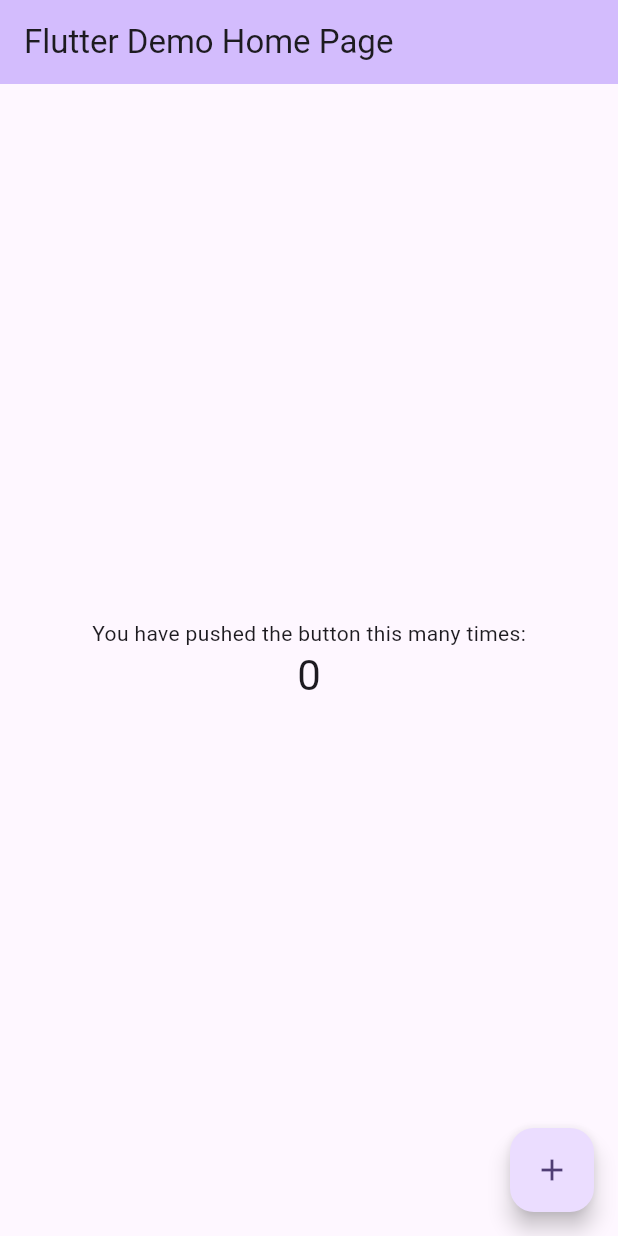
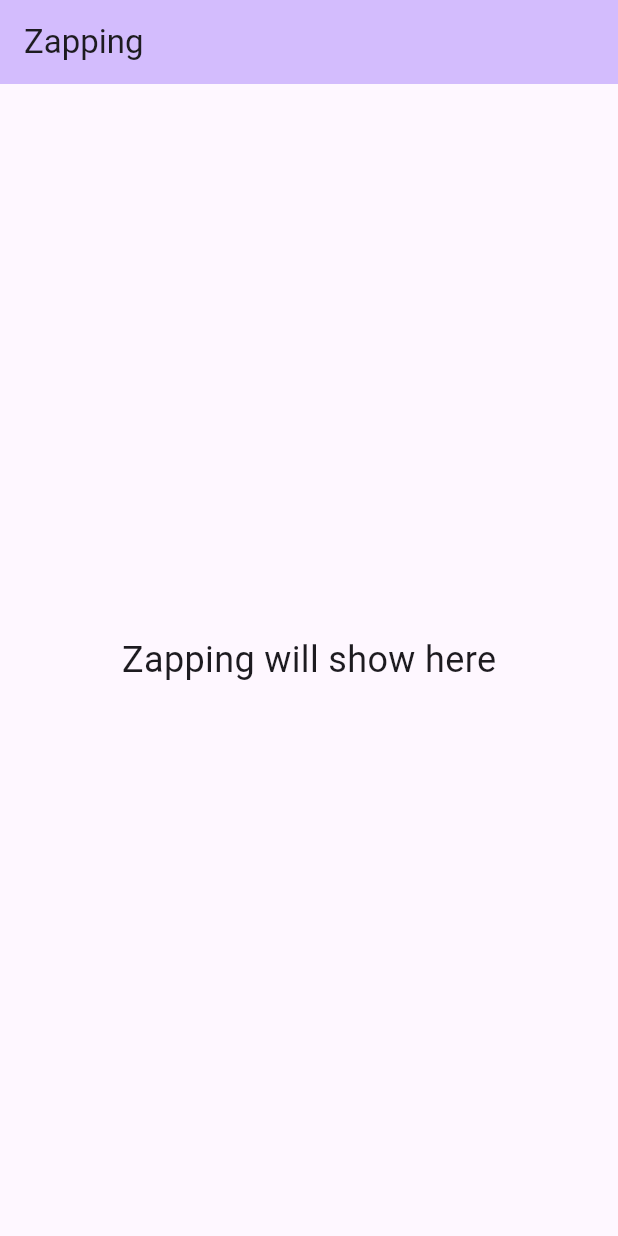
Before and after one commit to ricardosfp/zappingFlutter, a Flutter app: the screen it shows after launch, on a phone screen of 412 x 824 dp. Run offline on Flutter 3.47's test engine with Material 3 defaults, Android fonts, the phone set to English and light mode, and no system bars.

Commit message:
first skeleton (#1)

```diff
--- a/lib/main.dart
+++ b/lib/main.dart
@@ -1,4 +1,5 @@
 import 'package:flutter/material.dart';
+import 'package:zapping_flutter/ui/widget/ZappingWidget.dart';
 
 void main() {
   runApp(const MyApp());
@@ -11,115 +12,13 @@ class MyApp extends StatelessWidget {
   @override
   Widget build(BuildContext context) {
     return MaterialApp(
-      title: 'Flutter Demo',
+      debugShowCheckedModeBanner: false,
+      title: 'Zapping Flutter',
       theme: ThemeData(
-        // This is the theme of your application.
-        //
-        // TRY THIS: Try running your application with "flutter run". You'll see
-        // the application has a purple toolbar. Then, without quitting the app,
-        // try changing the seedColor in the colorScheme below to Colors.green
-        // and then invoke "hot reload" (save your changes or press the "hot
-        // reload" button in a Flutter-supported IDE, or press "r" if you used
-        // the command line to start the app).
-        //
-        // Notice that the counter didn't reset back to zero; the application
-        // state is not lost during the reload. To reset the state, use hot
-        // restart instead.
-        //
-        // This works for code too, not just values: Most code changes can be
-        // tested with just a hot reload.
         colorScheme: ColorScheme.fromSeed(seedColor: Colors.deepPurple),
         useMaterial3: true,
       ),
-      home: const MyHomePage(title: 'Flutter Demo Home Page'),
+      home: const ZappingWidget(),
     );
   }
 }
-
-class MyHomePage extends StatefulWidget {
-  const MyHomePage({super.key, required this.title});
-
-  // This widget is the home page of your application. It is stateful, meaning
-  // that it has a State object (defined below) that contains fields that affect
-  // how it looks.
-
-  // This class is the configuration for the state. It holds the values (in this
-  // case the title) provided by the parent (in this case the App widget) and
-  // used by the build method of the State. Fields in a Widget subclass are
-  // always marked "final".
-
-  final String title;
-
-  @override
-  State<MyHomePage> createState() => _MyHomePageState();
-}
-
-class _MyHomePageState extends State<MyHomePage> {
-  int _counter = 0;
-
-  void _incrementCounter() {
-    setState(() {
-      // This call to setState tells the Flutter framework that something has
-      // changed in this State, which causes it to rerun the build method below
-      // so that the display can reflect the updated values. If we changed
-      // _counter without calling setState(), then the build method would not be
-      // called again, and so nothing would appear to happen.
-      _counter++;
-    });
-  }
-
-  @override
-  Widget build(BuildContext context) {
-    // This method is rerun every time setState is called, for instance as done
-    // by the _incrementCounter method above.
-    //
-    // The Flutter framework has been optimized to make rerunning build methods
-    // fast, so that you can just rebuild anything that needs updating rather
-    // than having to individually change instances of widgets.
-    return Scaffold(
-      appBar: AppBar(
-        // TRY THIS: Try changing the color here to a specific color (to
-        // Colors.amber, perhaps?) and trigger a hot reload to see the AppBar
-        // change color while the other colors stay the same.
-        backgroundColor: Theme.of(context).colorScheme.inversePrimary,
-        // Here we take the value from the MyHomePage object that was created by
-        // the App.build method, and use it to set our appbar title.
-        title: Text(widget.title),
-      ),
-      body: Center(
-        // Center is a layout widget. It takes a single child and positions it
-        // in the middle of the parent.
-        child: Column(
-          // Column is also a layout widget. It takes a list of children and
-          // arranges them vertically. By default, it sizes itself to fit its
-          // children horizontally, and tries to be as tall as its parent.
-          //
-          // Column has various properties to control how it sizes itself and
-          // how it positions its children. Here we use mainAxisAlignment to
-          // center the children vertically; the main axis here is the vertical
-          // axis because Columns are vertical (the cross axis would be
-          // horizontal).
-          //
-          // TRY THIS: Invoke "debug painting" (choose the "Toggle Debug Paint"
-          // action in the IDE, or press "p" in the console), to see the
-          // wireframe for each widget.
-          mainAxisAlignment: MainAxisAlignment.center,
-          children: <Widget>[
-            const Text(
-              'You have pushed the button this many times:',
-            ),
-            Text(
-              '$_counter',
-              style: Theme.of(context).textTheme.headlineMedium,
-            ),
-          ],
-        ),
-      ),
-      floatingActionButton: FloatingActionButton(
-        onPressed: _incrementCounter,
-        tooltip: 'Increment',
-        child: const Icon(Icons.add),
-      ), // This trailing comma makes auto-formatting nicer for build methods.
-    );
-  }
-}
--- /dev/null
+++ b/lib/ui/widget/ZappingWidget.dart
@@ -0,0 +1,33 @@
+import 'package:flutter/material.dart';
+
+class ZappingWidget extends StatefulWidget {
+  const ZappingWidget({super.key});
+
+  @override
+  State<ZappingWidget> createState() => _ZappingWidgetState();
+}
+
+class _ZappingWidgetState extends State<ZappingWidget> {
+  @override
+  Widget build(BuildContext context) {
+    return Scaffold(
+        appBar: AppBar(
+          backgroundColor: Theme.of(context).colorScheme.inversePrimary,
+          title: const Text("Zapping"),
+        ),
+        body: SizedBox(
+          width: MediaQuery.of(context).size.width,
+          child: const Column(
+            crossAxisAlignment: CrossAxisAlignment.center,
+            children: [
+              Spacer(),
+              Text(
+                "Zapping will show here",
+                style: TextStyle(fontSize: 24),
+              ),
+              Spacer(),
+            ],
+          ),
+        ));
+  }
+}
--- a/pubspec.yaml
+++ b/pubspec.yaml
@@ -35,6 +35,8 @@ dependencies:
   # The following adds the Cupertino Icons font to your application.
   # Use with the CupertinoIcons class for iOS style icons.
   cupertino_icons: ^1.0.6
+
+  properties: 2.1.1
 
 dev_dependencies:
   flutter_test:
```
Also changed, not shown: pubspec.lock, 1 other file.
